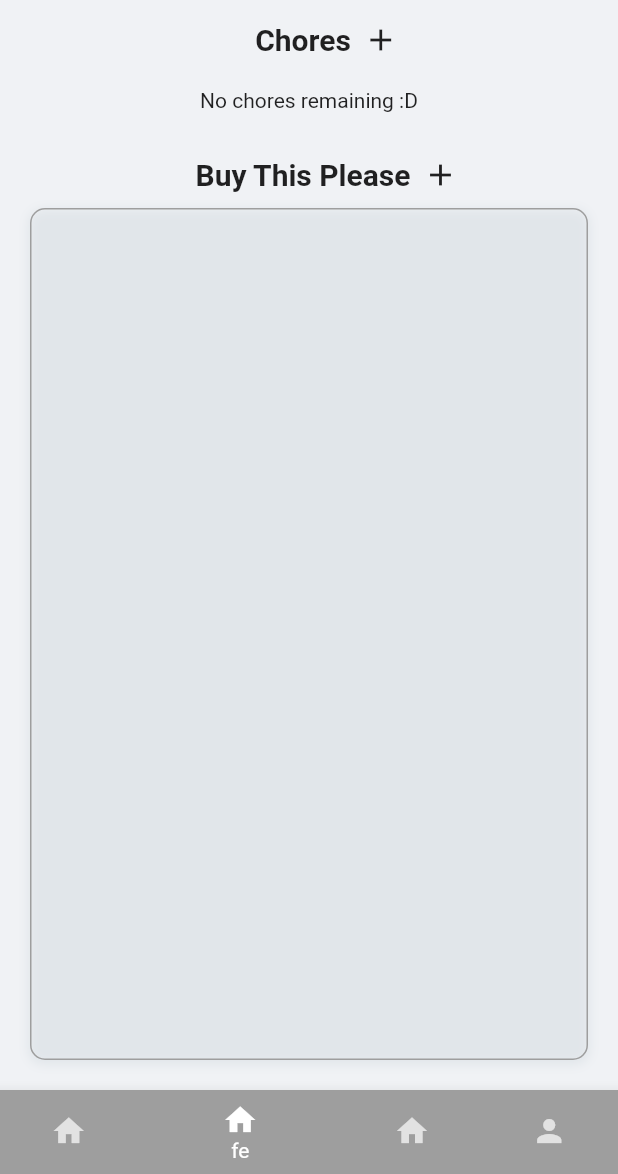
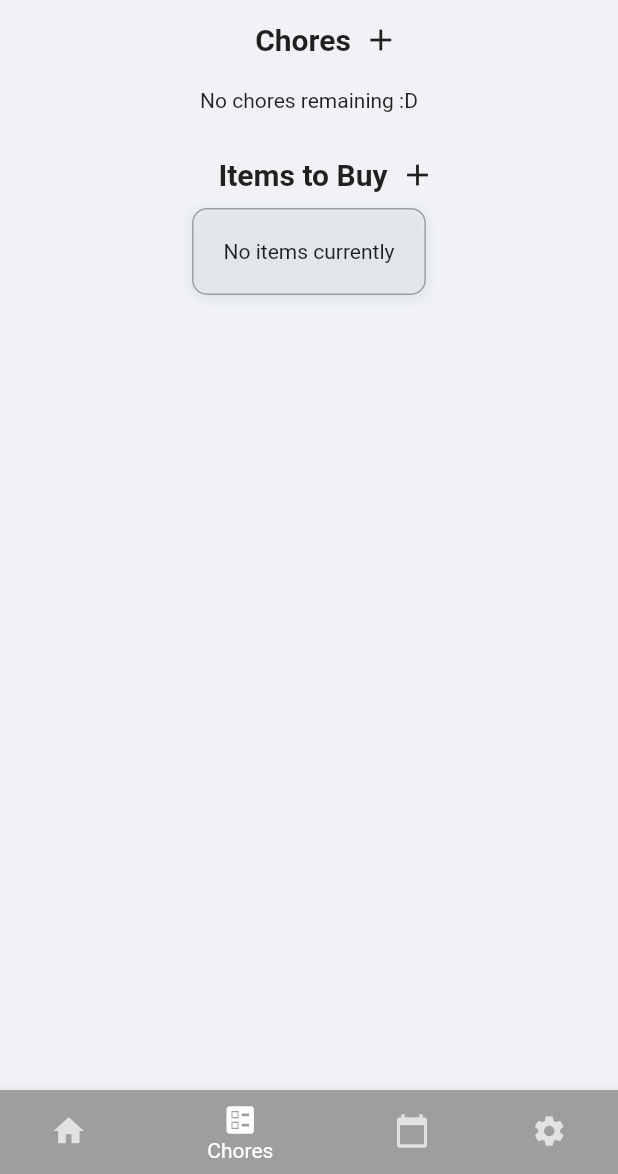
Before and after one commit to weiren-lee/Communify, a Flutter app: the RouterPage screen opened directly with empty values, item 2 of the bottom bar chosen, on a phone screen of 412 x 824 dp, the part 62-1236 px from its top. Run offline on Flutter 3.47's test engine with Material 2 defaults, Android fonts, the phone set to English and light mode, and no system bars; our stand-ins replace cached_network_image, cloud_firestore, firebase_auth, firebase_core, firebase_storage, image_picker and 2 more; accounts and stored records are empty.

Commit message:
finished itemstobuy

```diff
--- a/lib/services/database.dart
+++ b/lib/services/database.dart
@@ -55,8 +55,21 @@ class DatabaseService {
     await FirebaseFirestore.instance.collection('chores').doc(choreId).delete();
   }
 
+  Future<void> addItemNameData(Map<String, dynamic> itemData, String itemId) async {
+    await FirebaseFirestore.instance
+        .collection("items")
+        .doc(itemId)
+        .set(itemData)
+        .catchError((e) {
+      print(e.toString());
+    });
+  }
+  deleteItemName(itemId) async {
+    await FirebaseFirestore.instance.collection('items').doc(itemId).delete();
+  }
+
   getItemName(houseId) async {
-    return await FirebaseFirestore.instance.collection('items').doc(houseId).get();
+    return await FirebaseFirestore.instance.collection('items').where('houseId', isEqualTo: houseId).snapshots();
   }
 
   Future<void> addUserData(Map<String, dynamic> userData, String userId) async {
--- a/lib/views/chores.dart
+++ b/lib/views/chores.dart
@@ -2,6 +2,7 @@ import 'package:communify/views/create_chores.dart';
 import 'package:flutter/material.dart';
 import 'package:communify/services/database.dart';
 import 'package:communify/services/auth.dart';
+import 'package:random_string/random_string.dart';
 
 class Chores extends StatefulWidget {
   final String houseId;
@@ -14,11 +15,24 @@ class Chores extends StatefulWidget {
 
 class _ChoresState extends State<Chores> {
   late Stream fileStream;
-  // late Stream itemStream;
+  late Stream itemStream;
   AuthService authService = AuthService();
   DatabaseService databaseService = DatabaseService();
-  List<String> itemName = [];
+
+  // List<String> itemName = [];
   TextEditingController itemController = TextEditingController();
+
+  addItemData() async {
+    var itemId = randomAlphaNumeric(16);
+
+    Map<String, String> itemMap = {
+      "itemId": itemId,
+      "itemName": itemController.text,
+      "houseId": widget.houseId,
+    };
+
+    await databaseService.addItemNameData(itemMap, itemId);
+  }
 
   Future createModal(BuildContext context) {
     return showDialog(
@@ -34,14 +48,19 @@ class _ChoresState extends State<Chores> {
                 elevation: 5.0,
                 child: const Text('Add'),
                 onPressed: () {
-                  addToList();
+                  // addToList();
+                  addItemData();
                   Navigator.of(context).pop();
                 },
               )
             ],
           );
+        });
   }
-    );
+
+  deleteItem(itemId) async {
+    print(itemId);
+    await databaseService.deleteItemName(itemId);
   }
 
   Widget choresList() {
@@ -114,7 +133,7 @@ class _ChoresState extends State<Chores> {
               Icons.add,
               color: Colors.transparent,
             ),
-            const Text('Buy This Please',
+            const Text('Items to Buy',
                 textAlign: TextAlign.center,
                 style: TextStyle(fontSize: 20, fontWeight: FontWeight.bold)),
             Padding(
@@ -141,61 +160,44 @@ class _ChoresState extends State<Chores> {
                         color: Colors.blueGrey.withOpacity(0.1),
                         spreadRadius: 1,
                         blurRadius: 5,
-                  offset: const Offset(0, 2), // changes position of shadow
+                        offset:
+                            const Offset(0, 2), // changes position of shadow
                       ),
                     ],
                   ),
+                  child: StreamBuilder(
+                    stream: itemStream,
+                    builder: (BuildContext context,
+                        AsyncSnapshot<dynamic> snapshot) {
+                      return snapshot.data.docs.length == 0
+                          ? const Padding(
+                              padding: EdgeInsets.all(20.0),
+                              child: Text('No items currently'),
+                            )
+                          : Container(
+                              margin:
+                                  const EdgeInsets.symmetric(vertical: 10.0),
+                              height: 220,
                               child: ListView.builder(
-              itemCount: itemName.length,
+                                  controller:
+                                      PageController(viewportFraction: 0.7),
+                                  itemCount: snapshot.data.docs.length,
                                   itemBuilder: (context, index) {
                                     return Dismissible(
                                         key: UniqueKey(),
                                         onDismissed: (direction) {
-                    setState(() {
-                      itemName.removeAt(index);
-                    });
+                                          deleteItem(snapshot.data.docs[index]
+                                              .data()['itemId']);
                                         },
                                         child: ListTile(
-                    title: Text(itemName[index]),
-                  ),
+                                          title: Text(snapshot.data.docs[index]
+                                              .data()['itemName']),
+                                        ));
+                                  }),
                             );
                     },
                   ),
-          ),
-        )),
-        // Flexible(
-        //     child: Padding(
-        //   padding: const EdgeInsets.fromLTRB(20.0, 0, 20.0, 20.0),
-        //   child: Column(
-        //     mainAxisAlignment: MainAxisAlignment.end,
-        //     crossAxisAlignment: CrossAxisAlignment.stretch,
-        //     children: [
-        //       const Text(
-        //         'Add new item',
-        //         style:
-        //             TextStyle(color: Colors.black, fontWeight: FontWeight.w600),
-        //       ),
-        //       Row(
-        //         children: [
-        //           Expanded(
-        //             child: TextField(
-        //               controller: fridgeItemController,
-        //               decoration: const InputDecoration(
-        //                 contentPadding: EdgeInsets.only(top: 10, bottom: 10),
-        //                 isDense: true,
-        //               ),
-        //             ),
-        //           ),
-        //           ElevatedButton(
-        //               onPressed: () {
-        //                 addToList();
-        //               },
-        //               child: const Text("Add"))
-        //         ],
-        //       ),
-        //     ],
-        //   ),
-        // )),
+                )))
       ],
     );
   }
@@ -203,7 +205,7 @@ class _ChoresState extends State<Chores> {
   void addToList() {
     if (itemController.text.isNotEmpty) {
       setState(() {
-        itemName.add(itemController.text);
+        [].add(itemController.text);
       });
     }
   }
@@ -215,11 +217,11 @@ class _ChoresState extends State<Chores> {
         fileStream = val;
       });
     });
-    // databaseService.getItemName(widget.houseId).then((val) {
-    //   setState(() {
-    //     itemStream = val;
-    //   });
-    // });
+    databaseService.getItemName(widget.houseId).then((val) {
+      setState(() {
+        itemStream = val;
+      });
+    });
 
     super.initState();
   }
--- a/lib/views/router_page.dart
+++ b/lib/views/router_page.dart
@@ -72,18 +72,18 @@ class _RouterPageState extends State<RouterPage> {
                 backgroundColor: Colors.black,
               ),
               BottomNavigationBarItem(
-                icon: Icon(Icons.home),
-                label: 'fe',
+                icon: Icon(Icons.ballot),
+                label: 'Chores',
                 backgroundColor: Colors.grey,
               ),
               BottomNavigationBarItem(
-                icon: Icon(Icons.home),
-                label: 'Home',
+                icon: Icon(Icons.calendar_today),
+                label: 'Calendar',
                 backgroundColor: Colors.black,
               ),
               BottomNavigationBarItem(
-                icon: Icon(Icons.person),
-                label: 'Home',
+                icon: Icon(Icons.settings),
+                label: 'Settings',
                 backgroundColor: Colors.grey,
               ),
             ]));
```
Also changed, not shown: lib/views/create_chores.dart (+8 -6 lines), lib/views/create_feed.dart (+34 -19 lines). Lines whose indentation alone changed are shown as unchanged.
